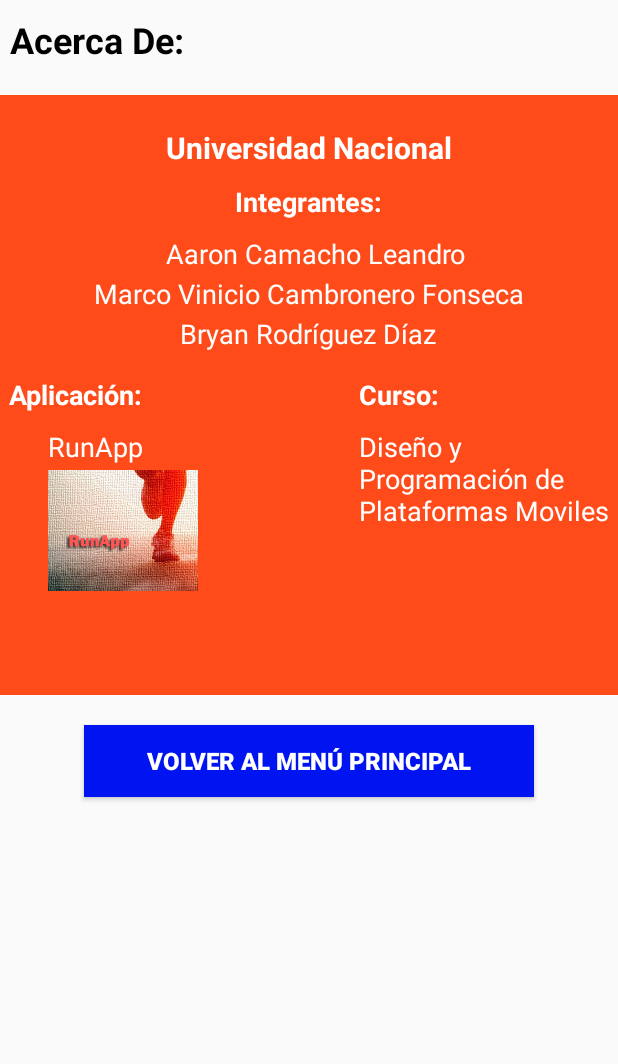
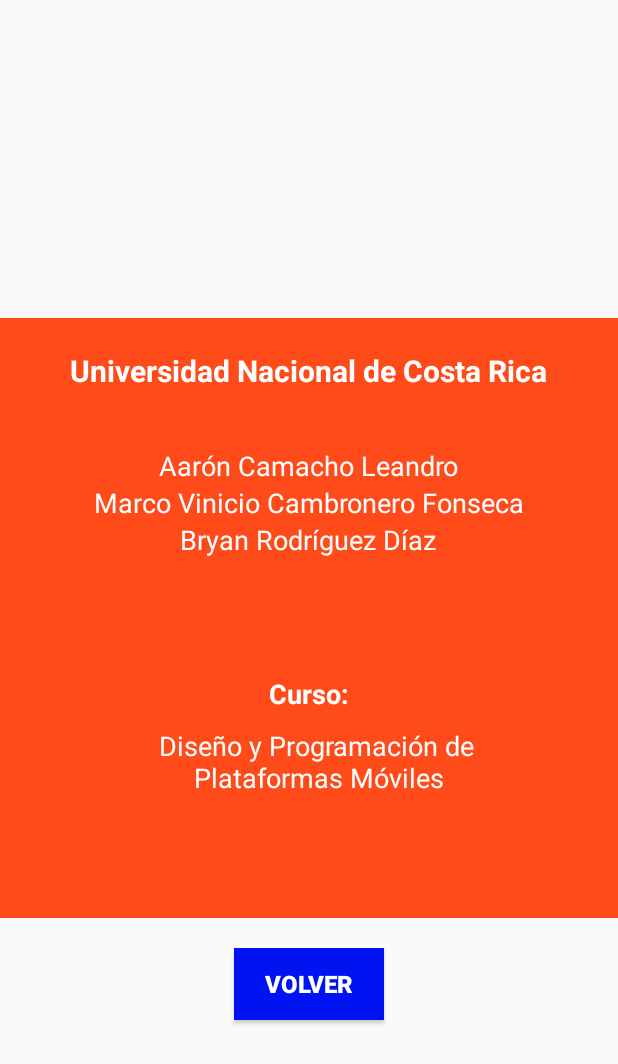
Before and after one commit to gomixx18/RunApp, an Android app: the AcercaDeActivity screen opened directly, with no data from a screen before it, on a phone screen of 412 x 824 dp. Shown: the top 1064 px of the screen. Run offline under Robolectric (Android 15) with nearby library versions, the phone set to English and light mode, and no system bars.

Commit message:
acercaDe

```diff
--- a/RunApp2/app/src/main/res/layout/activity_acerca_de.xml
+++ b/RunApp2/app/src/main/res/layout/activity_acerca_de.xml
@@ -10,14 +10,13 @@
         android:layout_height="400dp"
         android:background="#ff4b1a"
         android:id="@+id/relativeLayout2"
-        android:layout_alignParentTop="true"
-        android:layout_centerHorizontal="true"
-        android:layout_marginTop="63dp">
+        android:layout_centerVertical="true"
+        android:layout_alignParentStart="true">
 
         <TextView
             android:layout_width="wrap_content"
             android:layout_height="wrap_content"
-            android:text="Universidad Nacional"
+            android:text="Universidad Nacional de Costa Rica"
             android:id="@+id/textView7"
             android:layout_alignParentTop="true"
             android:layout_centerHorizontal="true"
@@ -30,27 +29,14 @@
             android:layout_width="wrap_content"
             android:layout_height="wrap_content"
             android:textAppearance="?android:attr/textAppearanceMedium"
-            android:text="Integrantes:"
-            android:id="@+id/textView8"
-            android:layout_below="@+id/textView7"
-            android:layout_centerHorizontal="true"
-            android:layout_marginTop="10dp"
-            android:textColor="#ffffff"
-            android:textStyle="normal|bold"
-            android:textSize="18dp" />
-
-        <TextView
-            android:layout_width="wrap_content"
-            android:layout_height="wrap_content"
-            android:textAppearance="?android:attr/textAppearanceMedium"
-            android:text="Aaron Camacho Leandro"
+            android:text="Aarón Camacho Leandro"
             android:id="@+id/textView9"
-            android:layout_below="@+id/textView8"
-            android:layout_alignStart="@+id/textView7"
-            android:layout_marginTop="10dp"
+            android:layout_marginTop="37dp"
             android:textStyle="normal"
             android:textSize="18dp"
-            android:textColor="#ffffff" />
+            android:textColor="#ffffff"
+            android:layout_below="@+id/textView7"
+            android:layout_centerHorizontal="true" />
 
         <TextView
             android:layout_width="wrap_content"
@@ -58,12 +44,11 @@
             android:textAppearance="?android:attr/textAppearanceMedium"
             android:text="Marco Vinicio Cambronero Fonseca"
             android:id="@+id/textView10"
-            android:layout_below="@+id/textView9"
-            android:layout_centerHorizontal="true"
-            android:layout_marginTop="2dp"
             android:textStyle="normal"
             android:textSize="18dp"
-            android:textColor="#ffffff" />
+            android:textColor="#ffffff"
+            android:layout_below="@+id/textView9"
+            android:layout_centerHorizontal="true" />
 
         <TextView
             android:layout_width="wrap_content"
@@ -71,45 +56,11 @@
             android:textAppearance="?android:attr/textAppearanceMedium"
             android:text="Bryan Rodríguez Díaz"
             android:id="@+id/textView11"
-            android:layout_below="@+id/textView10"
-            android:layout_centerHorizontal="true"
-            android:layout_marginTop="2dp"
-            android:textStyle="normal"
-            android:textSize="18dp"
-            android:textColor="#ffffff" />
-
-        <TextView
-            android:layout_width="wrap_content"
-            android:layout_height="wrap_content"
-            android:text="Aplicación:"
-            android:id="@+id/textView12"
-            android:layout_centerVertical="true"
-            android:layout_alignParentStart="true"
-            android:layout_marginLeft="6dp"
-            android:textStyle="normal|bold"
-            android:textSize="18dp"
-            android:textColor="#ffffff" />
-
-        <TextView
-            android:layout_width="wrap_content"
-            android:layout_height="wrap_content"
-            android:text="RunApp"
-            android:id="@+id/textView13"
-            android:layout_marginLeft="6dp"
             android:textStyle="normal"
             android:textSize="18dp"
             android:textColor="#ffffff"
-            android:layout_below="@+id/textView12"
-            android:layout_alignEnd="@+id/textView12"
-            android:paddingTop="10dp" />
-
-        <ImageView
-            android:layout_width="100dp"
-            android:layout_height="wrap_content"
-            android:id="@+id/imageView"
-            android:src="@drawable/runappicon"
-            android:layout_alignParentBottom="true"
-            android:layout_alignStart="@+id/textView13" />
+            android:layout_below="@+id/textView10"
+            android:layout_centerHorizontal="true" />
 
         <TextView
             android:layout_width="wrap_content"
@@ -117,43 +68,30 @@
             android:text="Curso:"
             android:id="@+id/textView14"
             android:layout_marginRight="18dp"
-            android:layout_alignTop="@+id/textView12"
-            android:layout_alignEnd="@+id/textView9"
             android:textColor="#ffffff"
             android:textSize="18dp"
-            android:textStyle="normal|bold" />
+            android:textStyle="normal|bold"
+            android:layout_marginTop="78dp"
+            android:layout_below="@+id/textView11"
+            android:layout_centerHorizontal="true" />
 
         <TextView
             android:layout_width="wrap_content"
             android:layout_height="wrap_content"
-            android:text="Diseño y Programación de Plataformas Moviles"
+            android:text="Diseño y Programación de \n     Plataformas Móviles"
             android:id="@+id/textView15"
-            android:layout_alignTop="@+id/textView13"
-            android:layout_alignStart="@+id/textView14"
             android:textColor="#ffffff"
             android:textStyle="normal"
             android:textSize="18dp"
-            android:paddingTop="10dp" />
+            android:paddingTop="10dp"
+            android:layout_alignStart="@+id/textView9"
+            android:layout_below="@+id/textView14" />
     </RelativeLayout>
 
-    <TextView
-        android:layout_width="wrap_content"
+    <Button
+        android:layout_width="100dp"
         android:layout_height="wrap_content"
-        android:text="Acerca De:"
-        android:id="@+id/textView2"
-        android:layout_alignParentTop="true"
-        android:layout_alignStart="@+id/relativeLayout2"
-        android:paddingLeft="6dp"
-        android:paddingTop="10dp"
-        android:textAlignment="center"
-        android:textColor="#000000"
-        android:textStyle="normal|bold"
-        android:textSize="24dp" />
-
-    <Button
-        android:layout_width="300dp"
-        android:layout_height="wrap_content"
-        android:text="Volver al Menú Principal"
+        android:text="Volver"
         android:id="@+id/button5"
         android:background="#0014f1"
         android:textColor="#ffffff"
```
